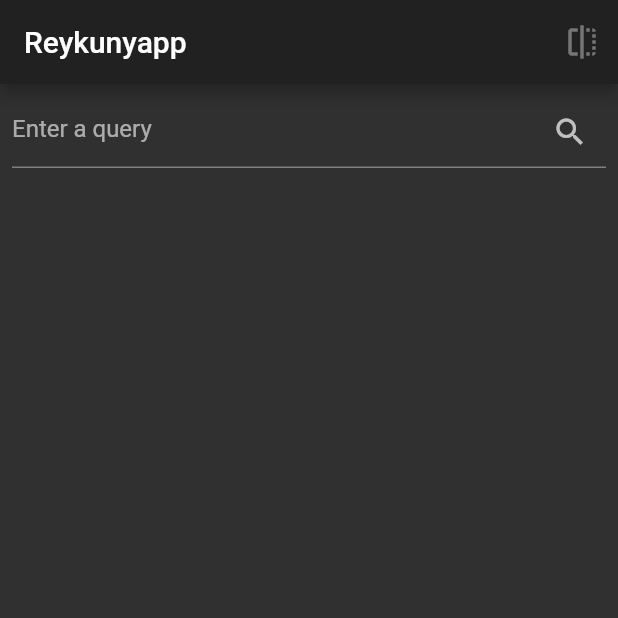
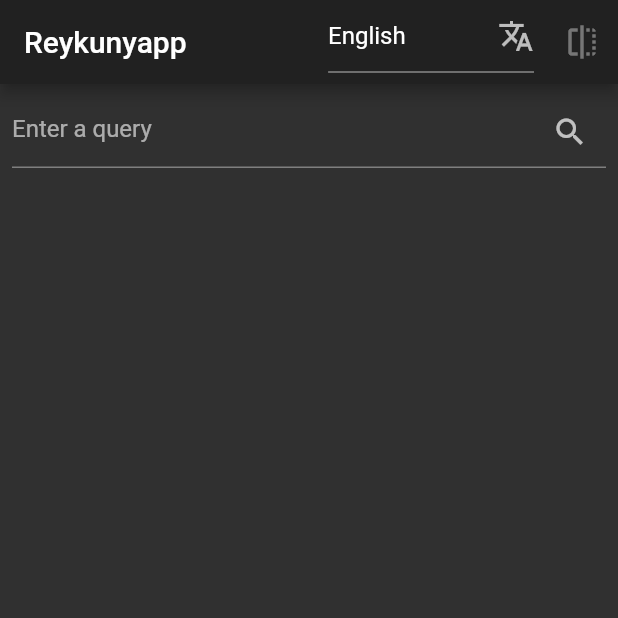
Before and after one commit to HoloTheDrunk/reykunyapp, a Flutter app: the screen it shows after launch, on a phone screen of 412 x 824 dp, the top half of it. Run offline on Flutter 3.47's test engine with Material 2 defaults, Android fonts, the phone set to English and light mode, and no system bars.

Commit message:
feat(front): Language selection functionality.

```diff
--- a/lib/main.dart
+++ b/lib/main.dart
@@ -48,19 +48,60 @@ class _HomePageState extends State<HomePage> {
   List<QueryResult> queryResults = [];
   bool reverseSearching = false;
 
+  final List<String> languages = <String>[
+    'English',
+    'Français',
+    'Deutsche',
+    'Nederlands',
+  ];
+  final Map<String, String> languageCodes = {
+    'English': 'en',
+    'Français': 'fr',
+    'Deutsche': 'de',
+    'Nederlands': 'nl',
+  };
+  String chosenLanguage = 'English';
+  String chosenLanguageCode = 'en';
+
   Future<List<QueryResult>> getFutureQueryResults(String query) {
+    print('getFutureQueryResults using language: $chosenLanguageCode');
     Future<List<QueryResult>> futureQueryResults = getQueryResults(
-        query: query, language: 'en', reversed: reverseSearching);
+        query: query, language: chosenLanguageCode, reversed: reverseSearching);
     return futureQueryResults;
   }
 
   @override
   Widget build(BuildContext context) {
-    final List<String> languages = <String>['Na\'vi', 'English', 'Fançais'];
+    print(languageCodes.keys.toList());
     return Scaffold(
       appBar: AppBar(
         title: Text(widget.title),
         actions: [
+          Padding(
+            padding: const EdgeInsets.only(right: 8.0),
+            child: DropdownButton(
+              hint: Text('Select language'),
+              value: chosenLanguage,
+              onChanged: (newLanguage) {
+                setState(() {
+                  chosenLanguage = newLanguage.toString();
+                  chosenLanguageCode = languageCodes[chosenLanguage] ?? 'en';
+                });
+              },
+              icon: Icon(Icons.translate),
+              items: languages
+                  .where(
+                      (String language) => languageCodes.containsKey(language))
+                  .map<DropdownMenuItem<String>>(
+                (String language) {
+                  return DropdownMenuItem(
+                    value: language,
+                    child: Text(language),
+                  );
+                },
+              ).toList(),
+            ),
+          ),
           IconButton(
             onPressed: () {
               setState(
@@ -174,9 +215,6 @@ class QueryResultCard extends StatelessWidget {
   Widget build(BuildContext context) {
     TextSpan pronunciation = TextSpan(children: []);
 
-    print(queryResult.pronunciation.map((SpecialString ss) {
-      return ss.text;
-    }).toList());
     for (int i = 0; i < queryResult.pronunciation.length; i++) {
       pronunciation.children?.add(
         TextSpan(
@@ -189,7 +227,6 @@ class QueryResultCard extends StatelessWidget {
       );
     }
 
-    print('coucou');
     try {
       return Padding(
         padding: const EdgeInsets.only(left: 16.0, right: 16.0, bottom: 8.0),
```
Also changed, not shown: lib/api_access.dart (+15 -13 lines).
